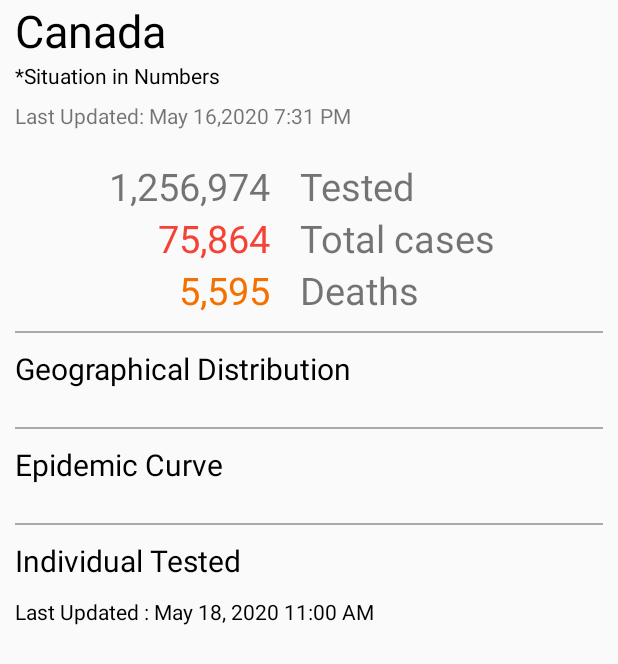
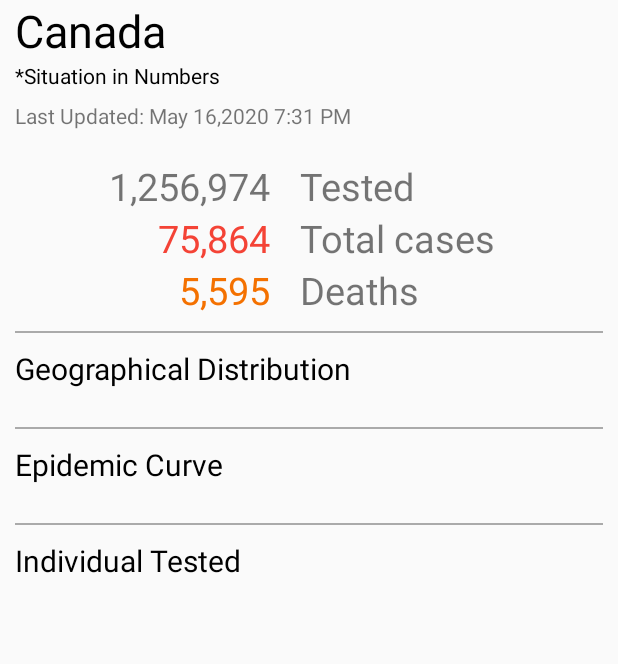
Before and after one commit to Patel-Smit/TracertCOVID19, an Android app: the layout frag_statistics.xml on its own in the app's theme, with its tools: preview values and no code run, on a phone screen of 412 x 824 dp. Shown: the top 664 px of the screen. Run offline under Robolectric (Android 15) with nearby library versions, the phone set to English and light mode, and no system bars.

```diff
--- a/app/src/main/res/layout/frag_statistics.xml
+++ b/app/src/main/res/layout/frag_statistics.xml
@@ -29,6 +29,7 @@
                 android:textColor="#000000"></TextView>
 
             <TextView
+                android:id="@+id/tv_lastupdate"
                 android:layout_width="match_parent"
                 android:layout_height="wrap_content"
                 android:layout_marginTop="7dp"
@@ -163,13 +164,6 @@
                 android:textColor="#000000"
                 android:textSize="20sp"></TextView>
 
-            <TextView
-                android:layout_width="match_parent"
-                android:layout_height="wrap_content"
-                android:layout_marginTop="5dp"
-                android:text="@string/last_updated_may_18_2020_11_00_am"
-                android:textAlignment="textStart"
-                android:textColor="#000000"></TextView>
 
             <ImageView
                 android:id="@+id/iv_tested"
```
Also changed, not shown: app/src/main/java/com/smit/tracertcovid_19/frag_statistics.java (+16 -7 lines).
